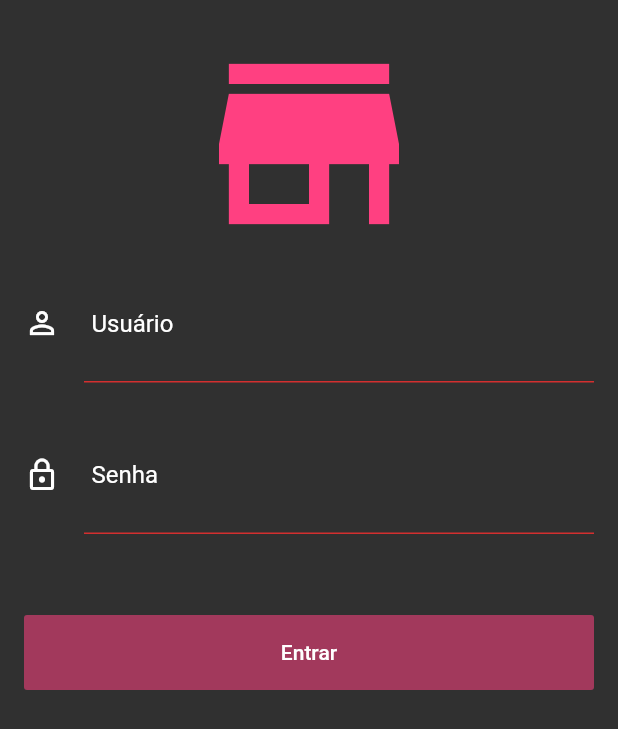
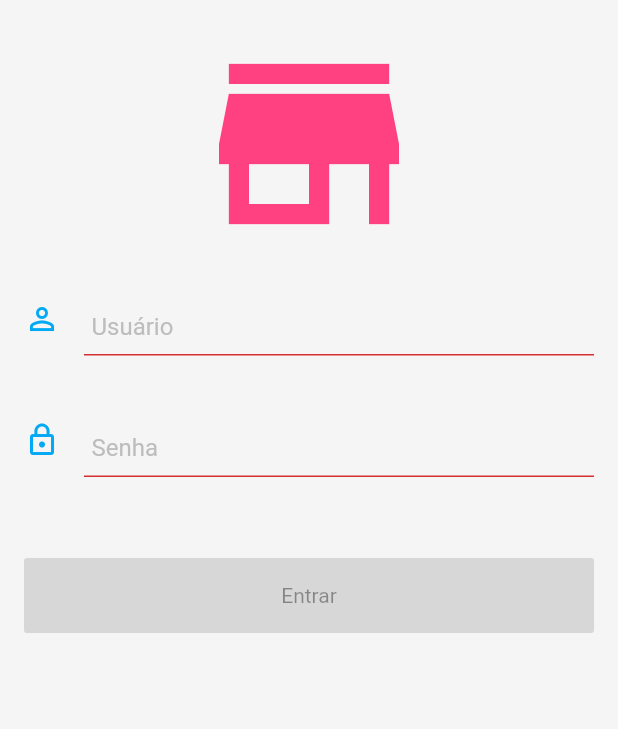
Before and after one commit to caneto/Projeto-de-Estudos-12---Flutter, a Flutter app: the screen it shows after launch, on a phone screen of 412 x 824 dp. Shown: the top 729 px of the screen. Run offline on Flutter 3.47's test engine with Material 2 defaults, Android fonts, the phone set to English and light mode, and no system bars; our stand-ins replace cloud_firestore, firebase_auth, firebase_core, flutter_speed_dial, rxdart, shimmer; missing offline and left inert: bloc_pattern; accounts and stored records are empty.

Commit message:
Atualização

```diff
--- a/lib/blocs/login_bloc.dart
+++ b/lib/blocs/login_bloc.dart
@@ -1,10 +1,10 @@
 import 'dart:async';
 
-import 'package:bloc_pattern/bloc_pattern.dart';
 import 'package:gerenteloja/validators/login_validators.dart';
-import 'package:rxdart/rxdart.dart';
 import 'package:firebase_auth/firebase_auth.dart';
 import 'package:cloud_firestore/cloud_firestore.dart';
+import 'package:bloc_pattern/bloc_pattern.dart';
+import 'package:rxdart/rxdart.dart';
 
 enum LoginState {IDLE, LOADING, SUCCESS, FAIL}
 
--- a/lib/tabs/users_tab.dart
+++ b/lib/tabs/users_tab.dart
@@ -1,3 +1,4 @@
+import 'package:firebase_auth/firebase_auth.dart';
 import 'package:flutter/material.dart';
 import 'package:bloc_pattern/bloc_pattern.dart';
 import 'package:gerenteloja/blocs/user_bloc.dart';
@@ -9,7 +10,8 @@ class UsersTab extends StatelessWidget {
   @override
   Widget build(BuildContext context) {
 
-    final _userBloc = BlocProvider.getBloc<UserBloc>();
+   // final _userBloc = BlocProvider.getBloc<UserBloc>();
+    final _userBloc = UserBloc();
 
     return Column(
       children: <Widget>[
--- a/lib/ui/home_ui.dart
+++ b/lib/ui/home_ui.dart
@@ -63,6 +63,7 @@ class _HomeUiState extends State<HomeUi> {
               children: <Widget>[
                 UsersTab(),
                 OrdersTab(),
+                //Container(color: Colors.yellow,),
                 Container(color: Colors.green,),
               ],
             ),
--- a/lib/ui/login_ui.dart
+++ b/lib/ui/login_ui.dart
@@ -44,7 +44,7 @@ class _LoginUiState extends State<LoginUi> {
   @override
   Widget build(BuildContext context) {
     return Scaffold(
-      backgroundColor: Colors.grey[850],
+      backgroundColor: Colors.grey.shade100,
       body: SingleChildScrollView(
             child: Container(
               margin: EdgeInsets.all(16),
@@ -56,16 +56,26 @@ class _LoginUiState extends State<LoginUi> {
                     color: Colors.pinkAccent,
                     size: 160,
                   ),
+                  SizedBox(height: 12,),
                   InputField(
                     icon: Icons.person_outline,
+                    colorIcon: Colors.lightBlue,
                     hint: "Usuário",
+                    hintColor: Colors.grey.shade400,
+                    styleColor: Colors.blueGrey,
+                    borderSideColor: Colors.pinkAccent,
                     obscure: false,
                     stream: _loginBloc.outEmail,
                     onChanged: _loginBloc.changeEmail,
                   ),
+                  SizedBox(height: 10,),
                   InputField(
                     icon: Icons.lock_outline,
+                    colorIcon: Colors.lightBlue,
                     hint: "Senha",
+                    hintColor: Colors.grey.shade400,
+                    styleColor: Colors.blueGrey,
+                    borderSideColor: Colors.pinkAccent,
                     obscure: true,
                     stream: _loginBloc.outPassword,
                     onChanged: _loginBloc.changePassword,
@@ -76,12 +86,10 @@ class _LoginUiState extends State<LoginUi> {
                       builder: (context, snapshot) {
                         return SizedBox(
                           height: 50,
-                          child: RaisedButton(
-                            color: Colors.pinkAccent,
+                          child: ElevatedButton(
+                            style: raisedButtonStyle,
                             child: Text("Entrar"),
                             onPressed: snapshot.hasData ? _loginBloc.submit : null,
-                            textColor: Colors.white,
-                            disabledColor: Colors.pinkAccent.withAlpha(140),
                           ),
                         );
                       }
@@ -92,4 +100,15 @@ class _LoginUiState extends State<LoginUi> {
         ),
       );
   }
+
+  final ButtonStyle raisedButtonStyle = ElevatedButton.styleFrom(
+    foregroundColor: Colors.white,
+    backgroundColor: Colors.pink.shade400,
+    textStyle: TextStyle(color: Colors.white),
+    minimumSize: Size(88, 36),
+    padding: EdgeInsets.symmetric(horizontal: 16),
+    shape: const RoundedRectangleBorder(
+      borderRadius: BorderRadius.all(Radius.circular(2)),
+    ),
+  );
 }
--- a/lib/widgets/input_field.dart
+++ b/lib/widgets/input_field.dart
@@ -3,12 +3,16 @@ import 'package:flutter/material.dart';
 class InputField extends StatelessWidget {
 
   final IconData? icon;
+  final Color colorIcon;
   final String? hint;
+  final Color hintColor;
+  final Color borderSideColor;
+  final Color styleColor;
   final bool? obscure;
   final Stream<String> stream;
   final Function(String) onChanged;
 
-  InputField({this.icon, this.hint, this.obscure, required this.stream, required this.onChanged});
+  InputField({this.icon, required this.colorIcon, this.hint, required this.hintColor, required this.borderSideColor, required this.styleColor, this.obscure, required this.stream, required this.onChanged});
 
   @override
   Widget build(BuildContext context) {
@@ -18,21 +22,21 @@ class InputField extends StatelessWidget {
           return TextField(
             onChanged: onChanged,
             decoration: InputDecoration(
-              icon: Icon(icon, color: Colors.white,),
+              icon: Icon(icon, color: colorIcon),
               hintText: hint,
-              hintStyle: TextStyle(color: Colors.white),
+              hintStyle: TextStyle(color: hintColor),
               focusedBorder: UnderlineInputBorder(
-                  borderSide: BorderSide(color: Colors.pinkAccent)
+                  borderSide: BorderSide(color: borderSideColor)
               ),
               contentPadding: EdgeInsets.only(
                   left: 5,
                   right: 30,
-                  bottom: 30,
-                  top: 30
+                  bottom: 10,
+                  top: 20
               ),
               errorText: snapshot.hasError ? snapshot.error.toString() : "",
             ),
-            style: TextStyle(color: Colors.white),
+            style: TextStyle(color: styleColor),
             obscureText: obscure!,
           );
         }
--- a/pubspec.yaml
+++ b/pubspec.yaml
@@ -20,6 +20,7 @@ dependencies:
   shimmer: ^2.0.0
   bloc_pattern: ^3.0.1
   rxdart: ^0.27.5
+  #flutter_bloc: ^8.1.1
   flutter_speed_dial: ^6.0.0
   image_picker: ^0.8.5+3
   image_cropper: ^3.0.0
```
Also changed, not shown: lib/widgets/order_tile.dart (+27 -6 lines), pubspec.lock.
